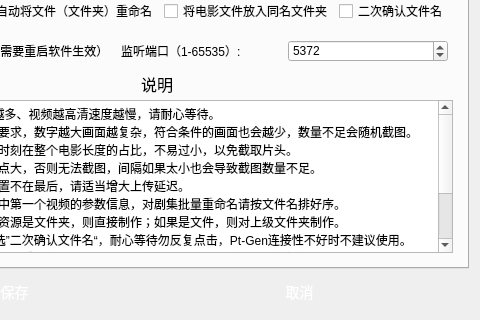
The window that ph-bjd/ui/settings.ui (publish-helper/publish-helper) describes before a commit, drawn with Qt 5; both pictures show x 166 to 646 and y 415 to 735 of the 646 by 735 pixel window.
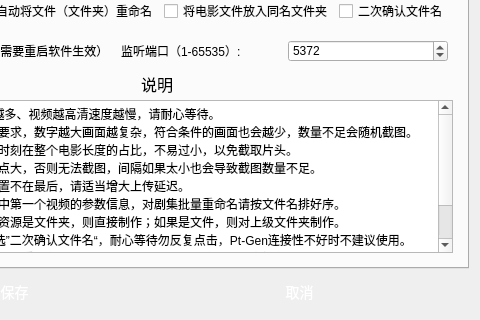
The same window after the commit.

Diff of the .ui file:
```diff
--- a/ph-bjd/ui/settings.ui
+++ b/ph-bjd/ui/settings.ui
@@ -1533,8 +1533,7 @@
 &lt;p style=&quot; margin-top:0px; margin-bottom:0px; margin-left:0px; margin-right:0px; -qt-block-indent:0; text-indent:0px;&quot;&gt;对文件夹处理时仅获取其中第一个视频的参数信息，对剧集批量重命名请按文件名排好序。&lt;/p&gt;
 &lt;p style=&quot; margin-top:0px; margin-bottom:0px; margin-left:0px; margin-right:0px; -qt-block-indent:0; text-indent:0px;&quot;&gt;制作种子时，如果选中的资源是文件夹，则直接制作；如果是文件，则对上级文件夹制作。&lt;/p&gt;
 &lt;p style=&quot; margin-top:0px; margin-bottom:0px; margin-left:0px; margin-right:0px; -qt-block-indent:0; text-indent:0px;&quot;&gt;使用“一键启动”请取消勾选”二次确认文件名“，耐心等待勿反复点击，Pt-Gen连接性不好时不建议使用。&lt;/p&gt;
-&lt;p style=&quot; margin-top:0px; margin-bottom:0px; margin-left:0px; margin-right:0px; -qt-block-indent:0; text-indent:0px;&quot;&gt;文件越大制作种子越慢，可查看任务管理器获取程序运行情况，资源路径可以直接复制文件粘贴到文本框中。&lt;/p&gt;
-&lt;p style=&quot;-qt-paragraph-type:empty; margin-top:0px; margin-bottom:0px; margin-left:0px; margin-right:0px; -qt-block-indent:0; text-indent:0px;&quot;&gt;&lt;br /&gt;&lt;/p&gt;
+&lt;p style=&quot; margin-top:0px; margin-bottom:0px; margin-left:0px; margin-right:0px; -qt-block-indent:0; text-indent:0px;&quot;&gt;文件越大制作种子越慢，可查看任务管理器获取运行情况，资源路径可以直接复制文件粘贴到文本框。&lt;/p&gt;
 &lt;p style=&quot; margin-top:0px; margin-bottom:0px; margin-left:0px; margin-right:0px; -qt-block-indent:0; text-indent:0px;&quot;&gt;目前支持的免费图床： &lt;span style=&quot; color:#0000ff;&quot;&gt;https://freeimage.host/ https://imgbb.com/&lt;/span&gt;&lt;/p&gt;
 &lt;p style=&quot; margin-top:0px; margin-bottom:0px; margin-left:0px; margin-right:0px; -qt-block-indent:0; text-indent:0px;&quot;&gt;图床的API地址和密钥请到图床主页获取。&lt;/p&gt;&lt;/body&gt;&lt;/html&gt;</string>
            </property>
```
